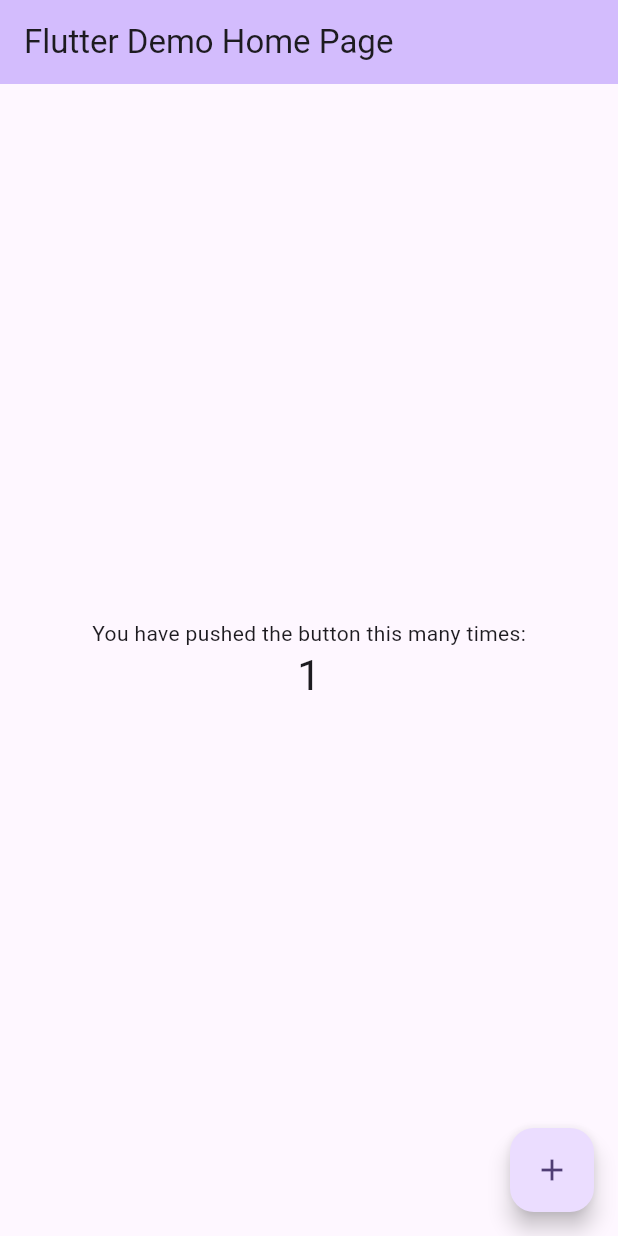
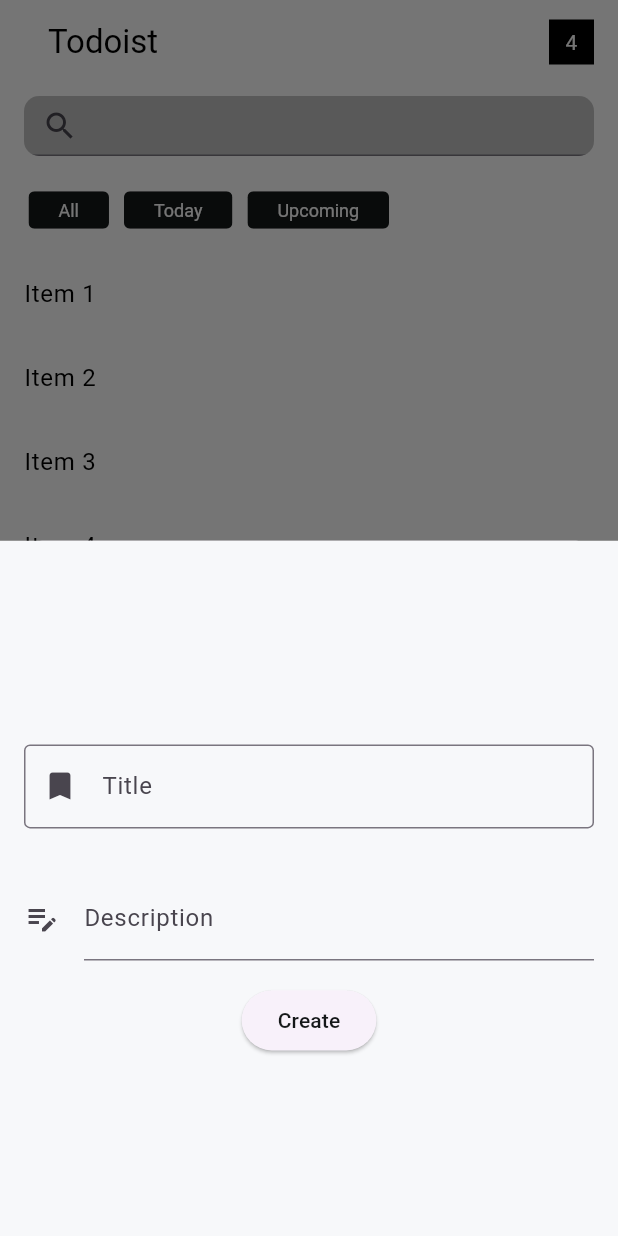
Before and after one commit to hoaithu842/Todoist, a Flutter app: the screen it shows after launch, after a tap on the "add" icon, on a phone screen of 412 x 824 dp. Run offline on Flutter 3.47's test engine with Material 3 defaults, Android fonts, the phone set to English and light mode, and no system bars.

Commit message:
ui: components - define

```diff
--- a/lib/main.dart
+++ b/lib/main.dart
@@ -1,4 +1,9 @@
 import 'package:flutter/material.dart';
+import 'package:todoist_clone/presentation/components/filter_bar.dart';
+import 'package:todoist_clone/presentation/components/search_bar.dart';
+import 'package:todoist_clone/presentation/components/today_icon.dart';
+import 'package:todoist_clone/presentation/components/todo_bottomsheet.dart';
+import 'package:todoist_clone/presentation/theme.dart';
 
 void main() {
   runApp(const MyApp());
@@ -12,40 +17,16 @@ class MyApp extends StatelessWidget {
   Widget build(BuildContext context) {
     return MaterialApp(
       title: 'Flutter Demo',
-      theme: ThemeData(
-        // This is the theme of your application.
-        //
-        // TRY THIS: Try running your application with "flutter run". You'll see
-        // the application has a purple toolbar. Then, without quitting the app,
-        // try changing the seedColor in the colorScheme below to Colors.green
-        // and then invoke "hot reload" (save your changes or press the "hot
-        // reload" button in a Flutter-supported IDE, or press "r" if you used
-        // the command line to start the app).
-        //
-        // Notice that the counter didn't reset back to zero; the application
-        // state is not lost during the reload. To reset the state, use hot
-        // restart instead.
-        //
-        // This works for code too, not just values: Most code changes can be
-        // tested with just a hot reload.
-        colorScheme: ColorScheme.fromSeed(seedColor: Colors.deepPurple),
-      ),
-      home: const MyHomePage(title: 'Flutter Demo Home Page'),
+      theme: lightThemeData,
+      darkTheme: darkThemeData,
+      home: const MyHomePage(title: 'Todoist'),
+      debugShowCheckedModeBanner: false,
     );
   }
 }
 
 class MyHomePage extends StatefulWidget {
   const MyHomePage({super.key, required this.title});
-
-  // This widget is the home page of your application. It is stateful, meaning
-  // that it has a State object (defined below) that contains fields that affect
-  // how it looks.
-
-  // This class is the configuration for the state. It holds the values (in this
-  // case the title) provided by the parent (in this case the App widget) and
-  // used by the build method of the State. Fields in a Widget subclass are
-  // always marked "final".
 
   final String title;
 
@@ -55,66 +36,81 @@ class MyHomePage extends StatefulWidget {
 
 class _MyHomePageState extends State<MyHomePage> {
   int _counter = 0;
+  final items = List<String>.generate(20, (i) => 'Item ${i + 1}');
 
   void _incrementCounter() {
     setState(() {
-      // This call to setState tells the Flutter framework that something has
-      // changed in this State, which causes it to rerun the build method below
-      // so that the display can reflect the updated values. If we changed
-      // _counter without calling setState(), then the build method would not be
-      // called again, and so nothing would appear to happen.
       _counter++;
     });
   }
 
   @override
   Widget build(BuildContext context) {
-    // This method is rerun every time setState is called, for instance as done
-    // by the _incrementCounter method above.
-    //
-    // The Flutter framework has been optimized to make rerunning build methods
-    // fast, so that you can just rebuild anything that needs updating rather
-    // than having to individually change instances of widgets.
     return Scaffold(
-      appBar: AppBar(
-        // TRY THIS: Try changing the color here to a specific color (to
-        // Colors.amber, perhaps?) and trigger a hot reload to see the AppBar
-        // change color while the other colors stay the same.
-        backgroundColor: Theme.of(context).colorScheme.inversePrimary,
-        // Here we take the value from the MyHomePage object that was created by
-        // the App.build method, and use it to set our appbar title.
-        title: Text(widget.title),
-      ),
-      body: Center(
-        // Center is a layout widget. It takes a single child and positions it
-        // in the middle of the parent.
-        child: Column(
-          // Column is also a layout widget. It takes a list of children and
-          // arranges them vertically. By default, it sizes itself to fit its
-          // children horizontally, and tries to be as tall as its parent.
-          //
-          // Column has various properties to control how it sizes itself and
-          // how it positions its children. Here we use mainAxisAlignment to
-          // center the children vertically; the main axis here is the vertical
-          // axis because Columns are vertical (the cross axis would be
-          // horizontal).
-          //
-          // TRY THIS: Invoke "debug painting" (choose the "Toggle Debug Paint"
-          // action in the IDE, or press "p" in the console), to see the
-          // wireframe for each widget.
-          mainAxisAlignment: MainAxisAlignment.center,
-          children: <Widget>[
-            const Text('You have pushed the button this many times:'),
-            Text(
-              '$_counter',
-              style: Theme.of(context).textTheme.headlineMedium,
+      backgroundColor: Theme.of(context).colorScheme.surface,
+      body: SafeArea(
+        child: CustomScrollView(
+          slivers: <Widget>[
+            SliverAppBar(
+              title: AppBar(
+                backgroundColor: Theme.of(context).colorScheme.surface,
+                title: Text(widget.title),
+                actions: [TodayIcon()],
+              ),
+            ),
+            SliverAppBar(
+              clipBehavior: Clip.none,
+              scrolledUnderElevation: 0.0,
+              titleSpacing: 0.0,
+              backgroundColor: Theme.of(context).colorScheme.surface,
+              floating: true,
+              pinned: true,
+              title: TodoistSearchBar(),
+            ),
+            SliverAppBar(
+              clipBehavior: Clip.none,
+              scrolledUnderElevation: 0.0,
+              titleSpacing: 0.0,
+              backgroundColor: Theme.of(context).colorScheme.surface,
+              pinned: true,
+              title: Padding(
+                padding: EdgeInsets.symmetric(horizontal: 14),
+                child: TodoistFilterBar(),
+              ),
+            ),
+            SliverList(
+              delegate: SliverChildBuilderDelegate((context, index) {
+                final item = items[index];
+                return Dismissible(
+                  key: Key(item),
+                  onDismissed: (direction) {
+                    setState(() {
+                      items.removeAt(index);
+                    });
+                    ScaffoldMessenger.of(
+                      context,
+                    ).showSnackBar(SnackBar(content: Text('$item dismissed')));
+                  },
+                  background: Container(color: Colors.red),
+                  child: ListTile(title: Text(item)),
+                );
+              }, childCount: items.length),
             ),
           ],
         ),
       ),
       floatingActionButton: FloatingActionButton(
-        onPressed: _incrementCounter,
-        tooltip: 'Increment',
+        foregroundColor: Theme.of(context).colorScheme.secondary,
+        backgroundColor: Theme.of(context).colorScheme.secondaryContainer,
+        onPressed: () {
+          showModalBottomSheet<void>(
+            context: context,
+            builder: (BuildContext context) {
+              return TodoBottomsheet();
+            },
+          );
+        },
+        tooltip: 'Create Todo',
         child: const Icon(Icons.add),
       ), // This trailing comma makes auto-formatting nicer for build methods.
     );
--- /dev/null
+++ b/lib/presentation/components/filter_bar.dart
@@ -0,0 +1,57 @@
+import 'package:flutter/material.dart';
+
+enum FilterOption {
+  all("All"),
+  today("Today"),
+  upcoming("Upcoming");
+
+  const FilterOption(this.title);
+
+  final String title;
+}
+
+class TodoistFilterBar extends StatefulWidget {
+  const TodoistFilterBar({super.key});
+
+  @override
+  State<TodoistFilterBar> createState() => _TodoistFilterBarState();
+}
+
+class _TodoistFilterBarState extends State<TodoistFilterBar> {
+  @override
+  Widget build(BuildContext context) {
+    return Row(
+      children:
+      FilterOption.values.map((FilterOption option) {
+        return Padding(
+          padding: EdgeInsets.symmetric(horizontal: 5),
+          child: FilterSelection(title: option.title),
+        );
+      }).toList(),
+    );
+  }
+}
+
+class FilterSelection extends StatelessWidget {
+  const FilterSelection({super.key, required this.title});
+
+  final String title;
+
+  @override
+  Widget build(BuildContext context) {
+    return ClipRRect(
+      borderRadius: BorderRadius.all(Radius.circular(4)),
+      child: Container(
+        height: 25,
+        padding: EdgeInsets.symmetric(horizontal: 20),
+        color: Theme.of(context).colorScheme.primary,
+        child: Center(
+          child: Text(
+            title,
+            style: TextStyle(fontSize: 12, color: Colors.white),
+          ),
+        ),
+      ),
+    );
+  }
+}
--- /dev/null
+++ b/lib/presentation/components/search_bar.dart
@@ -0,0 +1,43 @@
+import 'package:flutter/material.dart';
+
+class TodoistSearchBar extends StatefulWidget {
+  const TodoistSearchBar({super.key});
+
+  @override
+  State<TodoistSearchBar> createState() => _TodoistSearchBarState();
+}
+
+class _TodoistSearchBarState extends State<TodoistSearchBar> {
+  String query = '';
+
+  void onQueryChanged(String newQuery) {
+    setState(() {
+      query = newQuery;
+    });
+  }
+
+  @override
+  Widget build(BuildContext context) {
+    return Padding(
+      padding: EdgeInsets.all(16),
+      child: ClipRRect(
+        borderRadius: BorderRadius.all(Radius.circular(10)),
+        child: Container(
+          height: 40,
+          color: Color.fromARGB(100, 103, 103, 103),
+          child: TextField(
+            style: TextStyle(
+              fontSize: 14,
+              color: Theme.of(context).colorScheme.onSurface,
+            ),
+            onChanged: onQueryChanged,
+            decoration: InputDecoration(
+              // labelText: 'Search',
+              prefixIcon: Icon(Icons.search),
+            ),
+          ),
+        ),
+      ),
+    );
+  }
+}
--- /dev/null
+++ b/lib/presentation/components/today_icon.dart
@@ -0,0 +1,23 @@
+import 'package:flutter/material.dart';
+
+import '../../utils/date.dart';
+
+class TodayIcon extends StatelessWidget {
+  const TodayIcon({super.key});
+
+  @override
+  Widget build(BuildContext context) {
+    return Container(
+      width: 30,
+      height: 30,
+      color: Theme.of(context).colorScheme.onSurface,
+      // constraints: BoxConstraints.expand(),
+      child: Center(
+        child: Text(
+          currentDay.toString(),
+          style: TextStyle(color: Theme.of(context).colorScheme.surface),
+        ),
+      ),
+    );
+  }
+}
--- /dev/null
+++ b/lib/presentation/components/todo.dart
@@ -0,0 +1,15 @@
+import 'package:flutter/cupertino.dart';
+
+class Todo extends StatefulWidget {
+  const Todo({super.key});
+
+  @override
+  State<Todo> createState() => _TodoState();
+}
+
+class _TodoState extends State<Todo> {
+  @override
+  Widget build(BuildContext context) {
+    return const Placeholder();
+  }
+}
--- /dev/null
+++ b/lib/presentation/components/todo_bottomsheet.dart
@@ -0,0 +1,66 @@
+import 'package:flutter/material.dart';
+
+class TodoBottomsheet extends StatefulWidget {
+  const TodoBottomsheet({super.key});
+
+  @override
+  State<TodoBottomsheet> createState() => _TodoBottomsheetState();
+}
+
+class _TodoBottomsheetState extends State<TodoBottomsheet> {
+  @override
+  Widget build(BuildContext context) {
+    return SizedBox(
+      // height: 200,
+      child: Container(
+        color: Theme.of(context).colorScheme.tertiaryContainer,
+        child: Center(
+          child: Column(
+            mainAxisAlignment: MainAxisAlignment.center,
+            crossAxisAlignment: CrossAxisAlignment.center,
+            mainAxisSize: MainAxisSize.min,
+            children: <Widget>[
+              // Title
+              Padding(
+                padding: EdgeInsets.symmetric(vertical: 16, horizontal: 16),
+                child: TextField(
+                  decoration: InputDecoration(
+                    border: OutlineInputBorder(),
+                    hintText: 'Title',
+                    prefixIcon: Icon(Icons.turned_in),
+                  ),
+                ),
+              ),
+
+              // Description
+              Padding(
+                padding: const EdgeInsets.symmetric(
+                  vertical: 16,
+                  horizontal: 16,
+                ),
+                child: TextFormField(
+                  minLines: 1,
+                  maxLines: 10,
+                  decoration: const InputDecoration(
+                    border: UnderlineInputBorder(),
+                    labelText: 'Description',
+                    // prefixIcon: Icon(Icons.edit_note),
+                    icon: Icon(Icons.edit_note),
+                  ),
+                ),
+              ),
+
+              // const Text('Modal BottomSheet'),
+              ElevatedButton(
+                child: const Text('Create'),
+                onPressed: () {
+                  // Navigator.pop(context);
+                },
+              ),
+            ],
+          ),
+        ),
+      ),
+    );
+  }
+}
--- /dev/null
+++ b/lib/presentation/theme.dart
@@ -0,0 +1,27 @@
+import 'package:flutter/material.dart';
+
+final lightThemeData = ThemeData(
+  colorScheme: ColorScheme.fromSeed(
+    seedColor: Colors.deepPurple,
+    surface: Color.fromARGB(255, 255, 255, 255),
+    onSurface: Color.fromARGB(255, 0, 0, 0),
+    secondary: Color.fromARGB(255, 0, 0, 0),
+    secondaryContainer: Color.fromARGB(255, 247, 247, 248),
+    onSecondaryContainer: Color.fromARGB(255, 160, 160, 165),
+    primary: Color.fromARGB(255, 20, 23, 24),
+    tertiaryContainer: Color.fromARGB(255, 247, 248, 250),
+  ),
+);
+
+final darkThemeData = ThemeData(
+  colorScheme: ColorScheme.fromSeed(
+    seedColor: Colors.deepPurple,
+    surface: Color.fromARGB(255, 0, 0, 0),
+    onSurface: Color.fromARGB(255, 255, 255, 255),
+    secondary: Color.fromARGB(255, 117, 116, 116),
+    secondaryContainer: Color.fromARGB(255, 35, 38, 39),
+    onSecondaryContainer: Color.fromARGB(255, 70, 70, 70),
+    primary: Color.fromARGB(255, 35, 38, 39),
+    tertiaryContainer: Color.fromARGB(255, 20, 23, 24),
+  ),
+);
--- /dev/null
+++ b/lib/utils/date.dart
@@ -0,0 +1,8 @@
+import 'package:intl/intl.dart';
+
+final dateFormatter = DateFormat('yyyy-MM-dd');
+final timeFormatter = DateFormat('HH:mm:ss');
+final DateTime now = DateTime.now();
+final formattedDate = dateFormatter.format(now);
+final formattedTime = timeFormatter.format(now);
+final currentDay = now.day;
--- a/pubspec.yaml
+++ b/pubspec.yaml
@@ -34,6 +34,7 @@ dependencies:
   # The following adds the Cupertino Icons font to your application.
   # Use with the CupertinoIcons class for iOS style icons.
   cupertino_icons: ^1.0.8
+  intl: ^0.20.2
 
 dev_dependencies:
   flutter_test:
```
Also changed, not shown: pubspec.lock.
